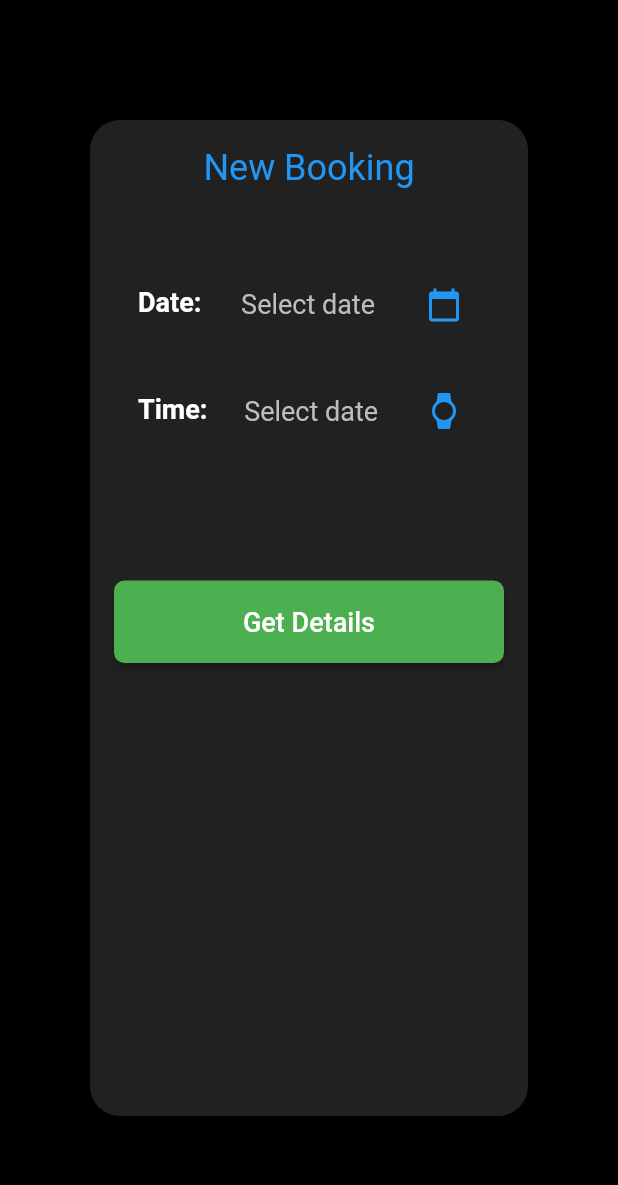
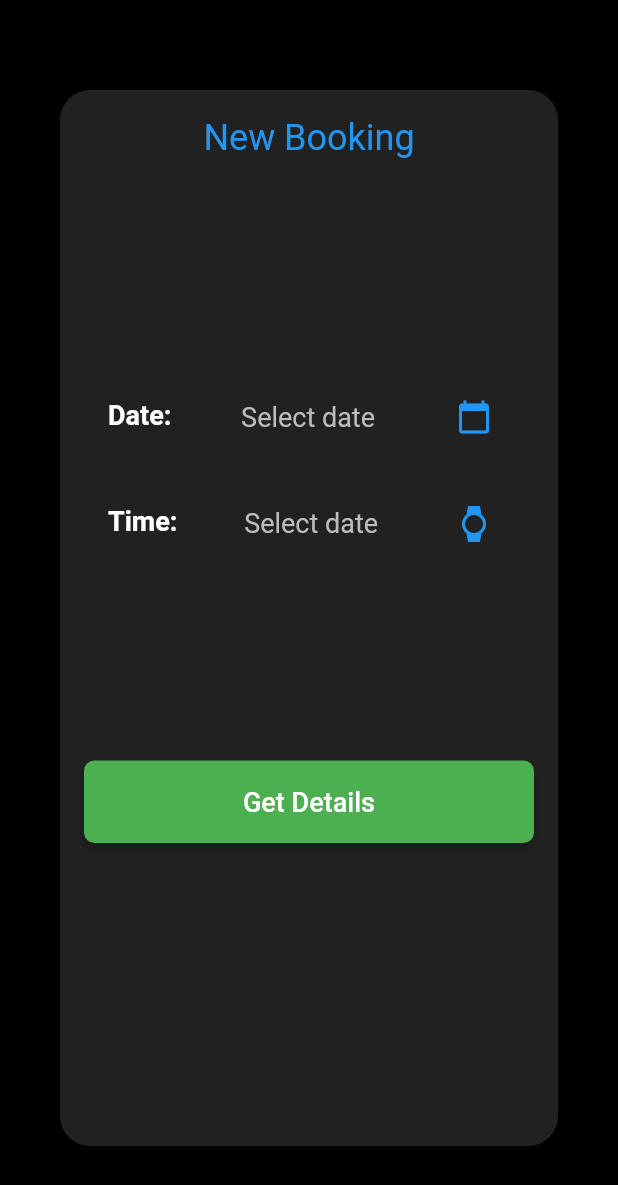
Before and after one commit to ishaanj0412/Carpool, a Flutter app: the Booking screen opened directly, on a phone screen of 412 x 824 dp. Shown: the top 1185 px of the screen. Run offline on Flutter 3.47's test engine with Material 2 defaults, Android fonts, the phone set to English and light mode, and no system bars; our stand-ins replace cloud_firestore, firebase_core, firebase_database, string_validator; missing offline and left inert: email_auth, interval_tree; accounts and stored records are empty; Roboto replaces fonts that are missing (Helvetica).

Commit message:
Ui changes

```diff
--- a/lib/newbooking.dart
+++ b/lib/newbooking.dart
@@ -34,7 +34,7 @@ class newBookings extends State<Booking>{
     return Scaffold(
       backgroundColor: Colors.black,
       body: Padding(
-        padding: const EdgeInsets.fromLTRB(60, 80, 60, 80),
+          padding: const EdgeInsets.fromLTRB(40, 60, 40, 60),
         child: Center(
           child: ListTile(
             tileColor: Colors.grey[900],
@@ -53,7 +53,7 @@ class newBookings extends State<Booking>{
                   tileColor: Color(0xFF212121),
                 ),
                 const SizedBox(
-                  height: 35,
+                  height: 130,
                 ),
                 ListTile(
                   leading: Text(
@@ -97,7 +97,7 @@ class newBookings extends State<Booking>{
                   ),
                   ),
                   const SizedBox(
-                  height: 85,
+                  height: 130,
                 ),
                 ElevatedButton(
                   onPressed: () {
```
